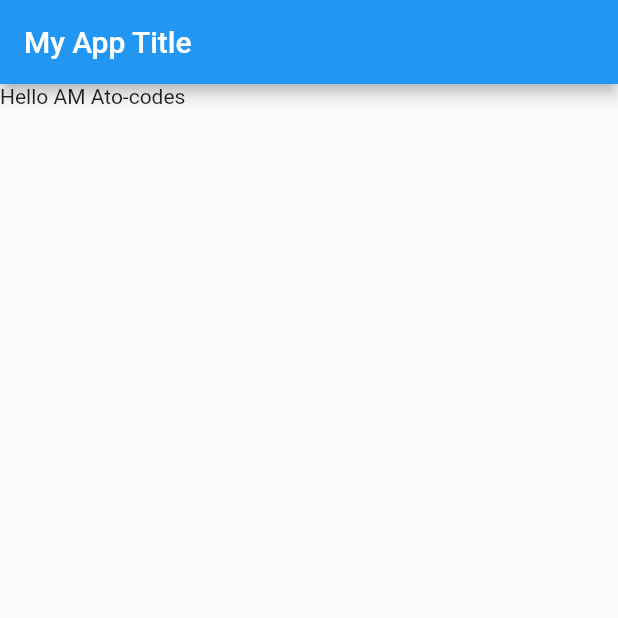
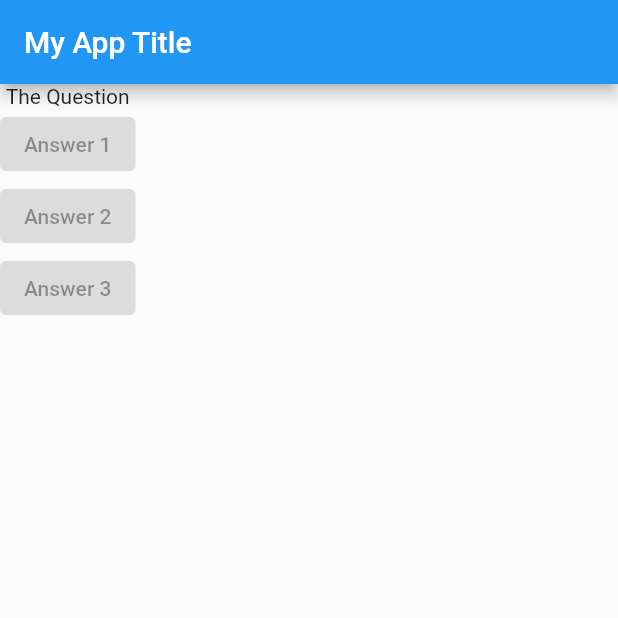
Before and after one commit to atocodes/geez_nums_android, a Flutter app: the screen it shows after launch, on a phone screen of 412 x 824 dp, the top half of it. Run offline on Flutter 3.47's test engine with Material 2 defaults, Android fonts, the phone set to English and light mode, and no system bars.

Commit message:
adding layout

```diff
--- a/lib/main.dart
+++ b/lib/main.dart
@@ -5,13 +5,24 @@ void main() => runApp(MyApp());
 class MyApp extends StatelessWidget {
   @override
   Widget build(BuildContext context) {
+    List<String> questions = [
+      'What is Youre favorite color?',
+      'What is your favorite animal',
+    ];
     return MaterialApp(
         home: Scaffold(
       // Scaffold Creates a basic window fit for device
       appBar: AppBar(
         title: Text("My App Title"),
       ),
-      body: Text("Hello AM Ato-codes"),
+      body: const Column(
+        children: [
+          Text("The Question"),
+          ElevatedButton(child: Text('Answer 1'), onPressed: null),
+          ElevatedButton(child: Text('Answer 2'), onPressed: null),
+          ElevatedButton(child: Text('Answer 3'), onPressed: null),
+        ],
+      ),
     ));
   }
 }
```
